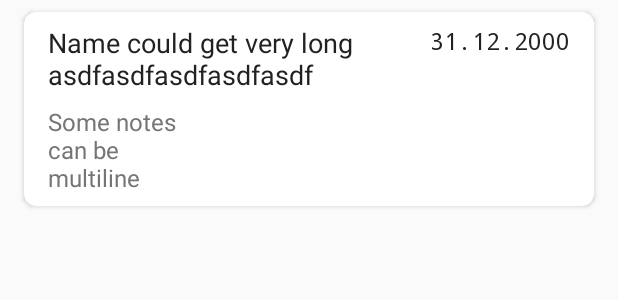
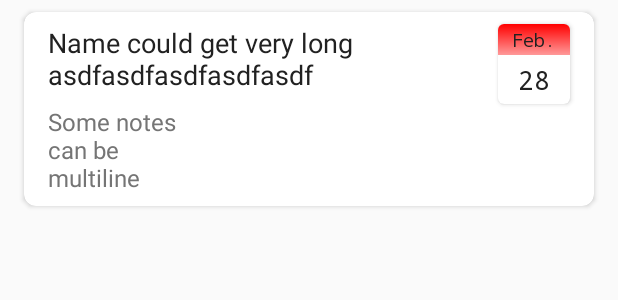
Before and after one commit to magnox/birthdays, an Android app: the layout person_rv_item.xml on its own in the app's theme, with its tools: preview values and no code run, on a phone screen of 412 x 824 dp. Shown: the top 300 px of the screen. Run offline under Robolectric (Android 15) with nearby library versions, the phone set to English and light mode, and no system bars.

Commit message:
add calendar drawable to list item

```diff
--- a/app/src/main/java/com/magnox/birthdays/room/PersonEntity.kt
+++ b/app/src/main/java/com/magnox/birthdays/room/PersonEntity.kt
@@ -7,6 +7,7 @@ import androidx.room.Entity
 import androidx.room.PrimaryKey
 import androidx.room.Relation
 import kotlinx.android.parcel.Parcelize
+import java.text.SimpleDateFormat
 import java.util.*
 
 @Entity
@@ -39,6 +40,10 @@ data class PersonEntity(
         }
         return lastName
     }
+
+    fun getMonthName(): String? {
+        return SimpleDateFormat("MMM", Locale.getDefault()).format(birthday.time)
+    }
 }
 
 @Entity
--- /dev/null
+++ b/app/src/main/res/drawable/cal_bg.xml
@@ -0,0 +1,7 @@
+<?xml version="1.0" encoding="utf-8"?>
+<shape xmlns:android="http://schemas.android.com/apk/res/android">
+    <gradient
+        android:angle="270"
+        android:endColor="#f99"
+        android:startColor="#f00" />
+</shape>
--- a/app/src/main/res/layout/content_main.xml
+++ b/app/src/main/res/layout/content_main.xml
@@ -19,6 +19,7 @@
         app:layout_constraintBottom_toBottomOf="parent"
         app:layout_constraintEnd_toEndOf="parent"
         app:layout_constraintStart_toStartOf="parent"
-        app:layout_constraintTop_toTopOf="parent" />
+        app:layout_constraintTop_toTopOf="parent"
+        tools:listitem="@layout/person_rv_item" />
 
 </androidx.constraintlayout.widget.ConstraintLayout>
--- a/app/src/main/res/layout/person_rv_item.xml
+++ b/app/src/main/res/layout/person_rv_item.xml
@@ -2,7 +2,8 @@
 
 <layout xmlns:android="http://schemas.android.com/apk/res/android"
     xmlns:app="http://schemas.android.com/apk/res-auto"
-    xmlns:tools="http://schemas.android.com/tools">
+    xmlns:tools="http://schemas.android.com/tools"
+    tools:showIn="@id/rv_birthday_list">
 
     <data>
 
@@ -44,7 +45,7 @@
                     android:layout_marginBottom="8dp"
                     android:text="@{person.getFullName}"
                     app:layout_constraintBottom_toBottomOf="parent"
-                    app:layout_constraintEnd_toStartOf="@+id/birthday_tv"
+                    app:layout_constraintEnd_toStartOf="@+id/birthday_cal"
                     app:layout_constraintHorizontal_bias="0.5"
                     app:layout_constraintHorizontal_chainStyle="spread_inside"
                     app:layout_constraintStart_toStartOf="parent"
@@ -52,20 +53,67 @@
                     app:layout_constraintVertical_bias="0.0"
                     tools:text="Name could get very long asdfasdfasdfasdfasdf" />
 
-                <TextView
-                    android:id="@+id/birthday_tv"
-                    style="@style/CardDate"
+                <androidx.cardview.widget.CardView
+                    android:id="@+id/birthday_cal"
                     android:layout_width="wrap_content"
                     android:layout_height="wrap_content"
                     android:layout_marginStart="8dp"
                     android:layout_marginTop="8dp"
                     android:layout_marginEnd="16dp"
-                    android:text="@{@string/date_format(person.birthday)}"
+                    android:layout_marginBottom="8dp"
+                    app:cardCornerRadius="4dp"
+                    app:cardPreventCornerOverlap="true"
+                    app:layout_constraintBottom_toBottomOf="parent"
                     app:layout_constraintEnd_toEndOf="parent"
                     app:layout_constraintHorizontal_bias="0.5"
                     app:layout_constraintStart_toEndOf="@+id/lastname_tv"
                     app:layout_constraintTop_toTopOf="parent"
-                    tools:text="31.12.2000" />
+                    app:layout_constraintVertical_bias="0.0">
+
+                    <LinearLayout
+                        android:layout_width="wrap_content"
+                        android:layout_height="wrap_content"
+                        android:gravity="center"
+                        android:minWidth="48dp"
+                        android:minHeight="48dp"
+                        android:orientation="vertical">
+
+                        <TextView
+                            style="@style/CardText"
+                            android:layout_width="match_parent"
+                            android:layout_height="wrap_content"
+                            android:background="@drawable/cal_bg"
+                            android:fontFamily="monospace"
+                            android:gravity="center"
+                            android:padding="2dp"
+                            android:text="@{person.getMonthName}"
+                            android:textSize="12sp"
+                            tools:text="Feb." />
+
+                        <TextView
+                            style="@style/CardText"
+                            android:layout_width="match_parent"
+                            android:layout_height="wrap_content"
+                            android:fontFamily="monospace"
+                            android:gravity="center"
+                            android:padding="4dp"
+                            android:text="@{@string/date_format_d(person.birthday)}"
+                            android:textSize="18sp"
+                            tools:text="28" />
+
+                        <!--<TextView
+                            style="@style/CardText"
+                            android:textSize="10sp"
+                            android:fontFamily="monospace"
+                            android:layout_width="match_parent"
+                            android:layout_height="wrap_content"
+                            android:gravity="center"
+                            android:paddingBottom="4dp"
+                            android:text="@{@string/date_format_y(person.birthday)}"
+                            tools:text="1999" />-->
+                    </LinearLayout>
+
+                </androidx.cardview.widget.CardView>
 
                 <TextView
                     android:id="@+id/notes_tv"
--- a/app/src/main/res/values/strings.xml
+++ b/app/src/main/res/values/strings.xml
@@ -1,6 +1,9 @@
 <resources>
     <string name="app_name">Birthdays</string>
     <string name="date_format">%1$td.%1$tm.%1$tY</string>
+    <string name="date_format_y">%1$tY</string>
+    <string name="date_format_m">%1$tm</string>
+    <string name="date_format_d">%1$td</string>
 
     <string name="menu_settings">Settings</string>
     <string name="menu_confirm">Confirm</string>
```
